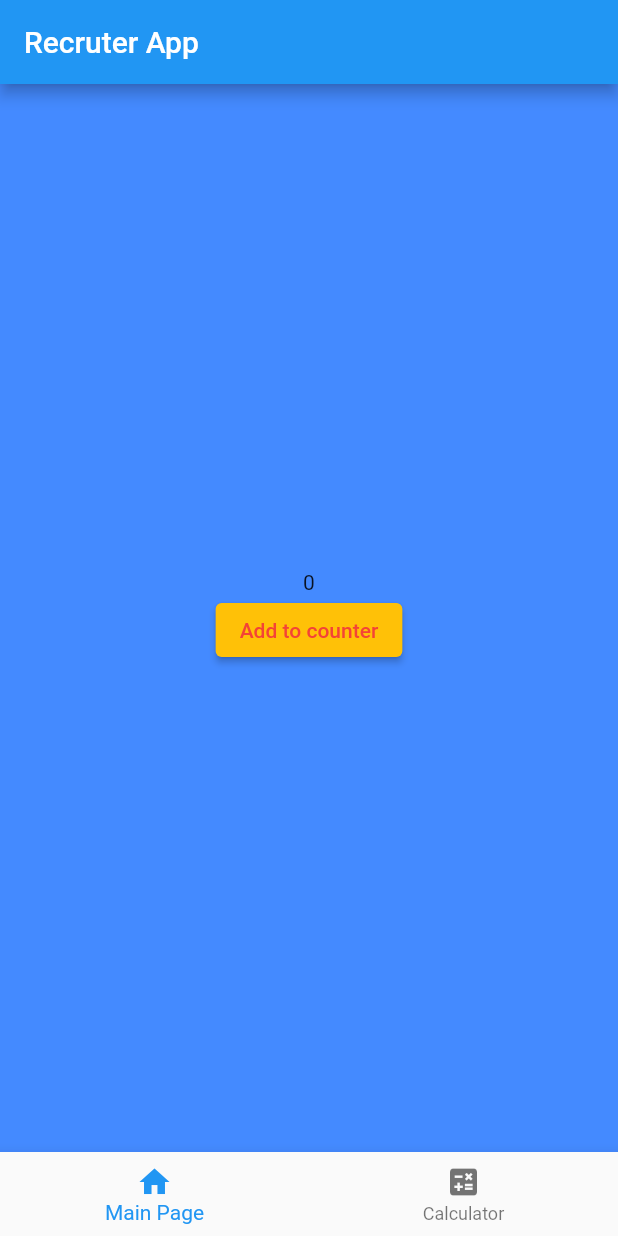
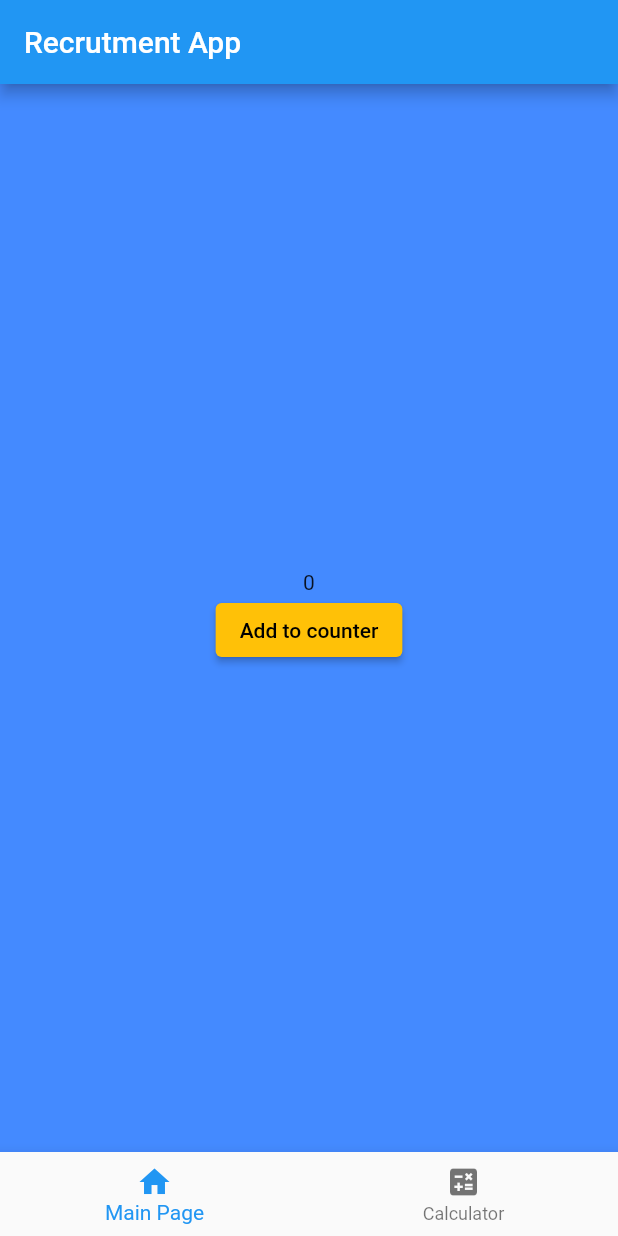
Before and after one commit to ku6a-cj/flutter_rectuitment_app, a Flutter app: the screen it shows after launch, on a phone screen of 412 x 824 dp. Run offline on Flutter 3.47's test engine with Material 2 defaults, Android fonts, the light colour scheme and no system bars.

Commit message:
Initial commit

```diff
--- a/lib/main.dart
+++ b/lib/main.dart
@@ -36,7 +36,7 @@ class _FirstPageState extends State<FirstPage> {
   Widget build(BuildContext context) {
     return Scaffold(
       appBar: AppBar(
-        title: const Text('Recruter App'),
+        title: const Text('Recrutment App'),
       ),
       body: Center(
         child: currentIndex == 0 ? Container(
@@ -50,7 +50,7 @@ class _FirstPageState extends State<FirstPage> {
               Text(counter.toString()),
               ElevatedButton(
                 style: ElevatedButton.styleFrom(
-                  foregroundColor: Colors.red,
+                  foregroundColor: Colors.black,
                   backgroundColor: Colors.amber
                 ),
                 onPressed: () {
```
